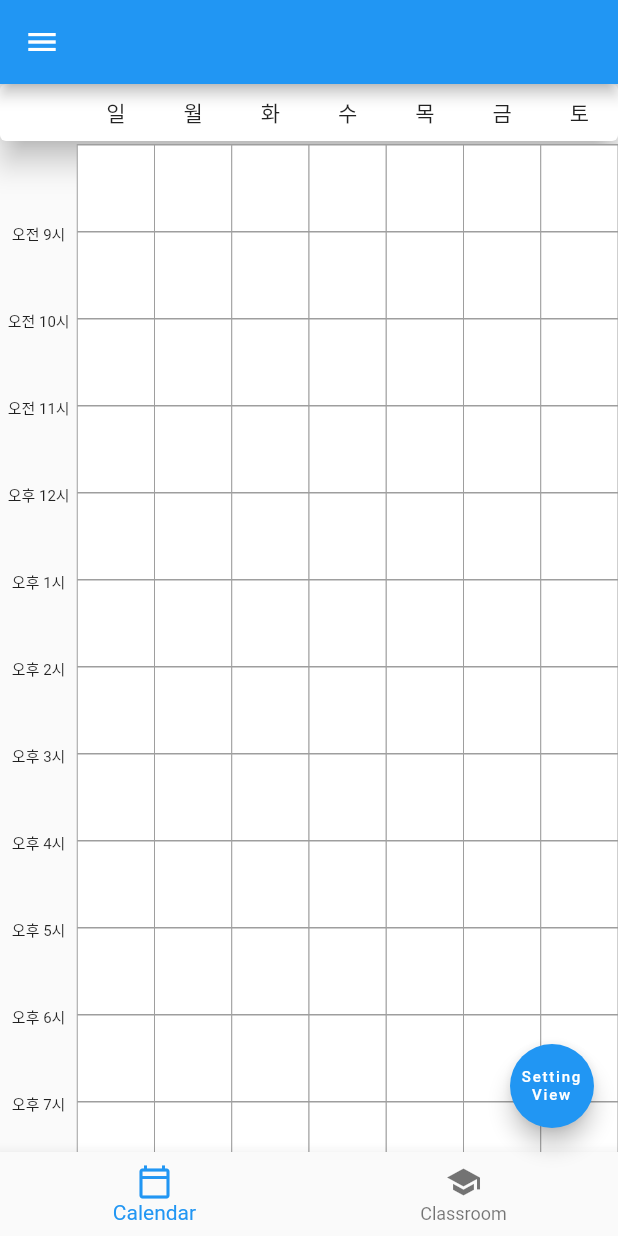
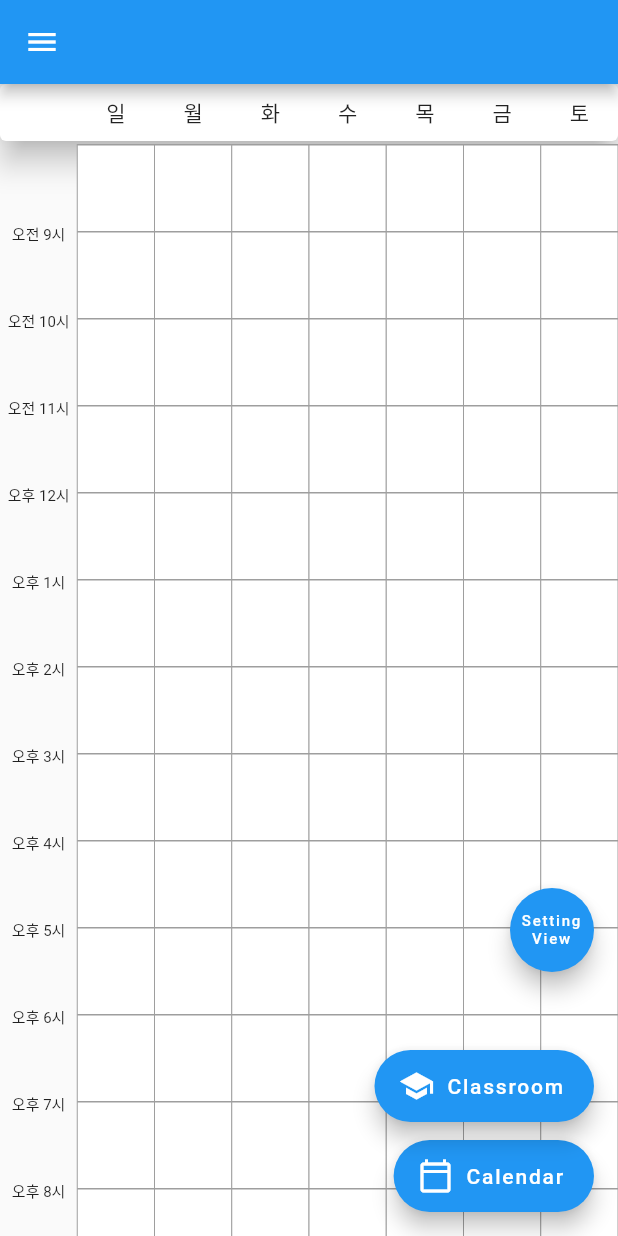
Before and after one commit to GC211SE/frontent, a Flutter app: the ReservationView screen opened by its route, on a phone screen of 412 x 824 dp. Run offline on Flutter 3.47's test engine with Material 2 defaults, Android fonts, the phone set to English and light mode, and no system bars.

Commit message:
add floating action button (for calendar, classroom select function)
add floating action button (for calendar, classroom select function)

```diff
--- a/lib/views/reservationView.dart
+++ b/lib/views/reservationView.dart
@@ -3,6 +3,7 @@ import 'package:gcrs/Widget/dateDrawer.dart';
 import 'package:gcrs/Widget/timetable.dart';
 import 'package:gcrs/utils/GlobalVariables.dart';
 
+var thisContext = null;
 class ReservationView extends StatefulWidget {
   @override
   _ReservationViewState createState() => _ReservationViewState();
@@ -11,42 +12,102 @@ class ReservationView extends StatefulWidget {
 class _ReservationViewState extends State<ReservationView> {
   @override
   Widget build(BuildContext context) {
+    thisContext = context;
     return Scaffold(
       drawer: DateDrawer(),
       appBar: AppBar(
         title: Text(''),
       ),
       body: WeeklyTimeTable(
-//        cellColor: Color.fromRGBO(0, 184, 255, 1.0),
-//        cellSelectedColor: Color.fromRGBO(189, 0, 255, 1.0),
-//        boarderColor: Color.fromRGBO(0,30,255, 1.0),
+        // setting color of timetable cell
+        //cellColor: Color.fromRGBO(0, 184, 255, 1.0),
+        //cellSelectedColor: Color.fromRGBO(189, 0, 255, 1.0),
+        //boarderColor: Color.fromRGBO(0,30,255, 1.0),
         locale: 'ko',
         onValueChanged: (Map<int, List<int>>selected) {
           print(selected);
         },
       ),
-      bottomNavigationBar: BottomNavigationBar(
-        items: const <BottomNavigationBarItem>[
-          BottomNavigationBarItem( // select about
+
+      //TODO: add onPress
+      floatingActionButton: Stack(
+        children: <Widget>[
+          Padding(padding: EdgeInsets.only(bottom:0),
+            child: Align(
+              alignment: Alignment.bottomRight,
+              child: FloatingActionButton.extended(
+                heroTag: "calendar",
+                onPressed: (){},
                 icon: Icon(Icons.calendar_today_outlined),
-            label: 'Calendar',
-          ),
-          BottomNavigationBarItem(
+                label: Text("Calendar") ),
+            ),),
+          Padding(padding: EdgeInsets.only(bottom:60),
+            child: Align(
+              alignment: Alignment.bottomRight,
+              child: FloatingActionButton.extended(
+                heroTag: "classroom",
+                onPressed: (){classroomListDialog();},
                 icon: Icon(Icons.school),
-            label: 'Classroom',
-          ),
-        ],
-        // selectedItemColor: Colors.amber[800],
-      ),
-      // This will be removed (TEST)
-      floatingActionButton: FloatingActionButton(
+                label: Text("Classroom") ),
+            ),),
+
+          /*** This will be removed (TEST) ***/
+          Padding(padding: EdgeInsets.only(bottom:160),
+            child: Align(
+              alignment: Alignment.bottomRight,
+              child: FloatingActionButton(
+                heroTag: "btn2",
+                onPressed: () => Navigator.pushNamed(context, "/SettingView"),
                 child: Text(
                   "Setting\nView",
                   textAlign: TextAlign.center,
                   style: TextStyle(fontSize: 10),
                 ),
-        onPressed: () => Navigator.pushNamed(context, "/SettingView"),
+              ),
+            ),),
+        ],
       ),
     );
   }
 }
+
+// TODO: get classroom list and popup
+/* class room list 띄움 */
+Future<void> classroomListDialog() async {
+  return showDialog<void>(
+    // TODO: get context 찾기
+      // context: context,
+    context: thisContext,
+      //barrierDismissible - Dialog를 제외한 다른 화면 터치 x
+      barrierDismissible: false,
+      builder: (BuildContext context) {
+        return AlertDialog(
+          // RoundedRectangleBorder - Dialog 화면 모서리 둥글게 조절
+          shape: RoundedRectangleBorder(
+              borderRadius: BorderRadius.circular(10.0)),
+          //Dialog Main Title
+          title: Column(
+            children: <Widget>[
+              new Text("Dialog Title"),
+            ],
+          ),
+          //
+          content: SingleChildScrollView(
+            child: ListBody(
+              children: <Widget>[
+                Text('This is a demo alert dialog.'),
+                Text('Would you like to approve of this message?'),
+              ],
+            ),
+          ),
+          actions: <Widget>[
+            new FlatButton(
+              child: new Text("확인"),
+              onPressed: () {
+                Navigator.pop(context);
+              },
+            ),
+          ],
+        );
+      });
+}
```
Lines whose indentation alone changed are shown as unchanged.
